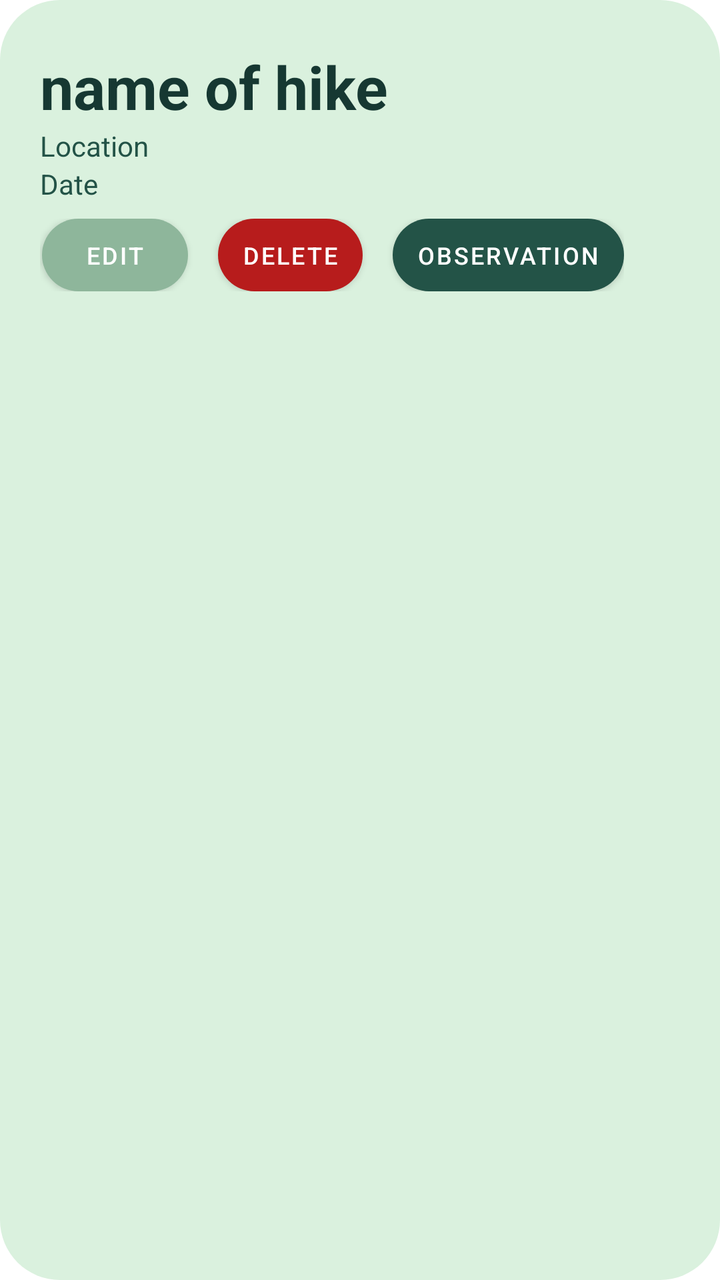
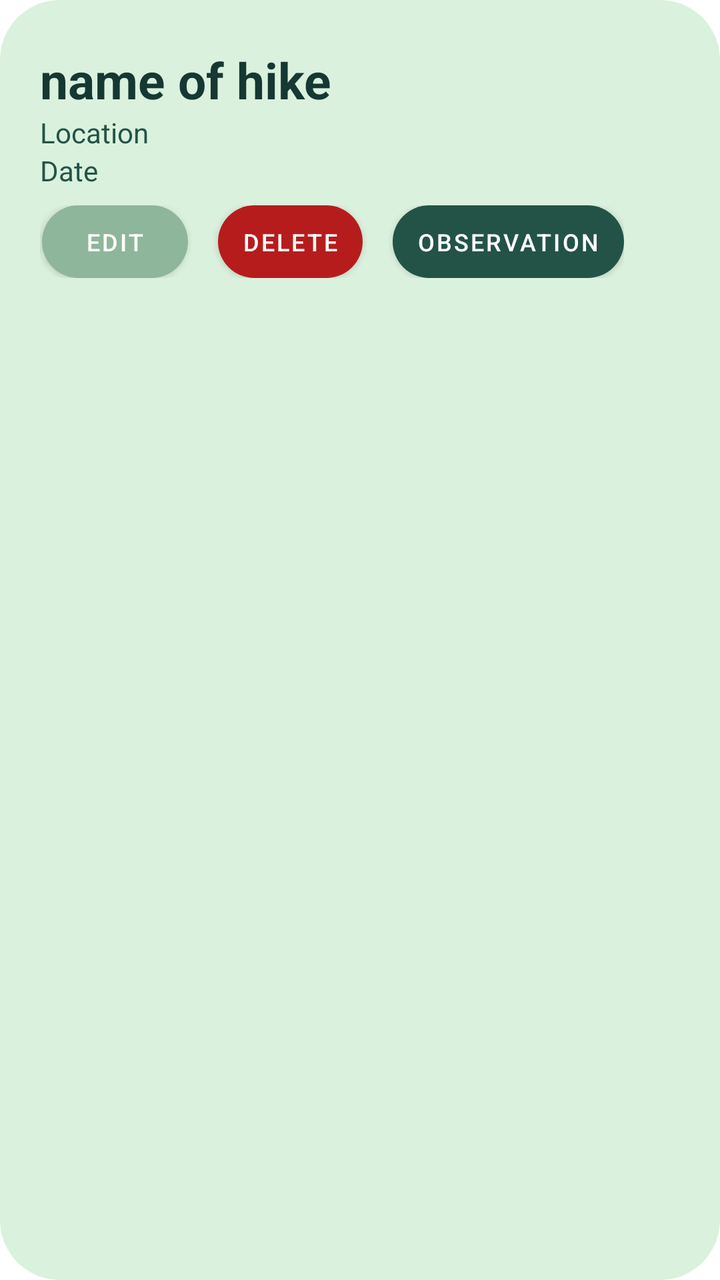

The first picture is an Android layout as it rendered before a commit; the second is the same layout after the commit. The layout source and the unified diff follow.
<!-- AndroidManifest.xml: application theme Theme.InformationApp -->
<!-- res/layout/hike_view.xml -->
<LinearLayout xmlns:android="http://schemas.android.com/apk/res/android"
    xmlns:app="http://schemas.android.com/apk/res-auto"
    android:layout_width="match_parent"
    android:layout_height="wrap_content"
    android:orientation="vertical"

    android:paddingStart="20dp"
    android:paddingEnd="10dp"
    android:layout_marginBottom="15dp"
    android:layout_marginHorizontal="10dp"
    android:padding="23dp"
    android:background="@drawable/rounded_background">



    <TextView
        android:id="@+id/tvName"
        android:layout_width="323dp"
        android:layout_height="wrap_content"
        android:text="name of hike"
        android:textSize="30dp"
        android:textColor="@color/midGreen"
        android:textStyle="bold" />

    <TextView
        android:id="@+id/tvLocation"
        android:layout_width="match_parent"
        android:layout_height="wrap_content"
        android:textColor="@color/primaryGreen"

        android:text="Location"/>

    <TextView
        android:id="@+id/tvDate"
        android:layout_width="match_parent"
        android:layout_height="wrap_content"
        android:textColor="@color/primaryGreen"

        android:text="Date"/>

    
    <LinearLayout
        android:layout_width="wrap_content"
        android:layout_height="wrap_content"
        android:layout_marginTop="8dp"
        android:textColor="@android:color/white"
        android:orientation="horizontal">


        <Button
            android:id="@+id/edit_btn"
            style="@style/RoundedButton"
            android:layout_width="73dp"
            android:layout_height="wrap_content"
            android:layout_marginStart="1dp"
            android:text="Edit"
            app:backgroundTint="@null"
            app:tint="@null" />

        <Button
            android:id="@+id/del_btn"
            style="@style/RoundedButton2"
            android:layout_width="wrap_content"
            android:layout_height="match_parent"
            android:text="Delete"

            android:layout_marginStart="15dp"
            app:backgroundTint="@null" />
        <Button
            android:id="@+id/obs_btn"
            style="@style/RoundedButton3"
            android:layout_marginStart="15dp"
            android:layout_width="wrap_content"
            android:layout_height="match_parent"
            app:backgroundTint="@null"
            android:text="Observation"/>
    </LinearLayout>

</LinearLayout>
<!-- resources referenced by this layout -->
<resources>
  <color name="midGreen">#163832</color>
  <color name="primaryGreen">#235347</color>
  <!-- drawable rounded_background (drawable) -->
  <?xml version="1.0" encoding="utf-8"?>
  <shape xmlns:android="http://schemas.android.com/apk/res/android"
      android:shape="rectangle">
  
      <solid android:color="#DAF1DE"/>
  
      <corners android:radius="30dp"/>
  
  </shape>
  <style name="RoundedButton" parent="Widget.MaterialComponents.Button">
          
          <item name="android:background">@drawable/bg_button_rounded</item>
          <item name="android:minWidth">0dp</item>   
          <item name="android:minHeight">0dp</item>  
          <item name="android:paddingStart">12dp</item> 
          <item name="android:paddingEnd">12dp</item>
          <item name="android:textSize">12sp</item> 
      </style>
  <style name="RoundedButton2" parent="Widget.MaterialComponents.Button">
          
          <item name="android:background">@drawable/delete_btn</item>
          <item name="android:minWidth">0dp</item>   
          <item name="android:minHeight">0dp</item>  
          <item name="android:paddingStart">12dp</item> 
          <item name="android:paddingEnd">12dp</item>
          <item name="android:textSize">12sp</item> 
      </style>
  <style name="RoundedButton3" parent="Widget.MaterialComponents.Button">
          
          <item name="android:background">@drawable/obs_btn</item>
          <item name="android:minWidth">0dp</item>   
          <item name="android:minHeight">0dp</item>  
          <item name="android:paddingStart">12dp</item> 
          <item name="android:paddingEnd">12dp</item>
          <item name="android:textSize">12sp</item> 
      </style>
  <style name="Theme.InformationApp" parent="Theme.MaterialComponents.DayNight.NoActionBar">
          
          <item name="colorPrimaryVariant">@color/blue_light_end</item>
          <item name="colorOnPrimary">@color/white</item>
          
          <item name="colorSecondary">@color/teal_200</item>
          <item name="colorSecondaryVariant">@color/teal_700</item>
          <item name="colorOnSecondary">@color/black</item>
          
          <item name="android:statusBarColor">?attr/colorPrimaryVariant</item>
          
      </style>
  <!-- drawable bg_button_rounded (drawable) -->
  <?xml version="1.0" encoding="utf-8"?>
  <shape xmlns:android="http://schemas.android.com/apk/res/android"
      android:shape="rectangle">
  
      
      <solid android:color="#8EB69B" />
  
      
      <corners android:radius="30dp" />
  
  </shape>
  <!-- drawable delete_btn (drawable) -->
  <?xml version="1.0" encoding="utf-8"?>
  <shape xmlns:android="http://schemas.android.com/apk/res/android"
      android:shape="rectangle">
  
      
      <solid android:color="#B71C1C" />
  
      
      <corners android:radius="30dp" />
  
  </shape>
  <!-- drawable obs_btn (drawable) -->
  <?xml version="1.0" encoding="utf-8"?>
  <shape xmlns:android="http://schemas.android.com/apk/res/android"
      android:shape="rectangle">
  
      
      <solid android:color="#235347" />
  
      
      <corners android:radius="30dp" />
  
  </shape>
  <color name="blue_light_end">#56B4FF</color>
  <color name="white">#FFFFFF</color>
  <color name="teal_200">#B2DFDB</color>
  <color name="teal_700">#00BCD4</color>
  <color name="black">#000000</color>
</resources>

<!-- the commit's change to res/layout/hike_view.xml (unified diff, before → after) -->
@@ -18,7 +18,7 @@
         android:layout_width="323dp"
         android:layout_height="wrap_content"
         android:text="name of hike"
-        android:textSize="30dp"
+        android:textSize="25dp"
         android:textColor="@color/midGreen"
         android:textStyle="bold" />
 
